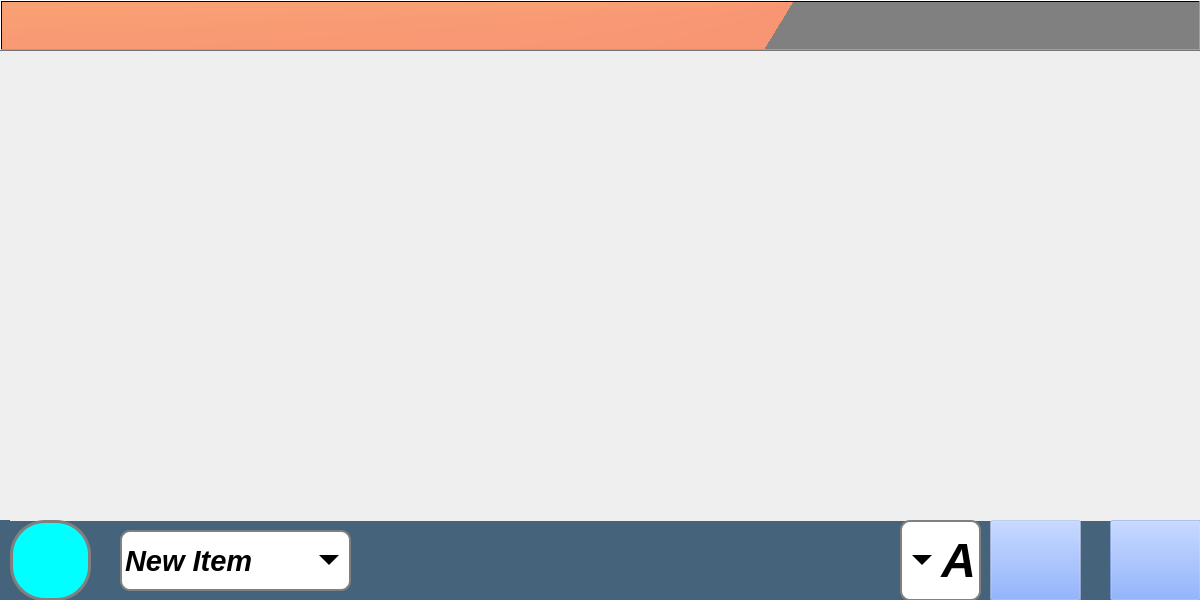
The window that mainwindow.ui (ATG-cmd/ATG-VA) describes before a commit, drawn with Qt 5.
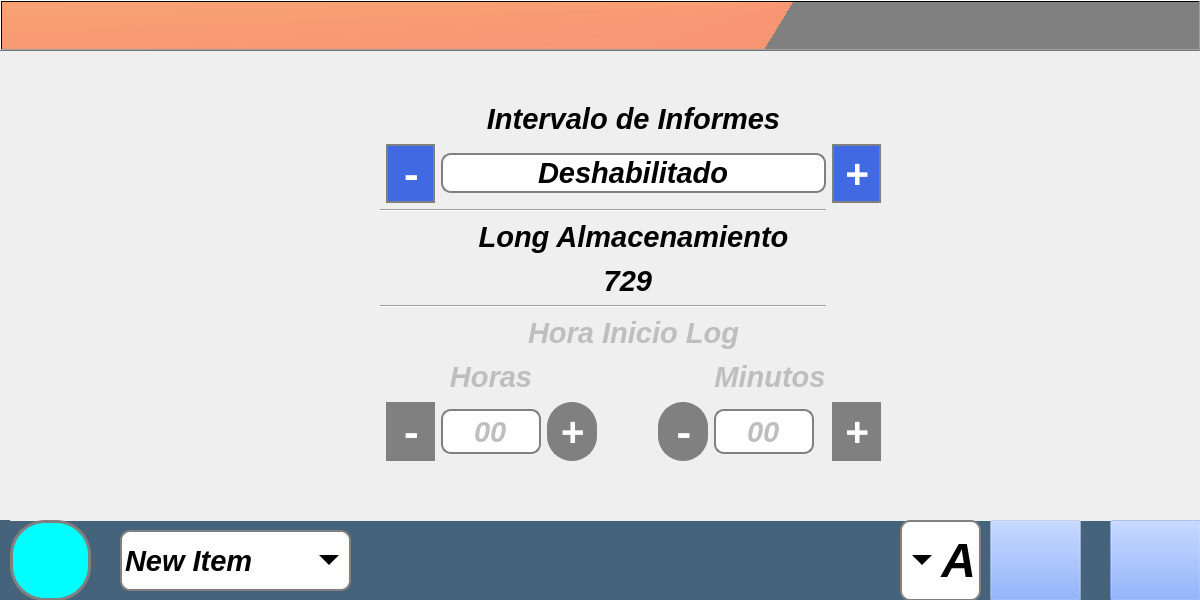
The same window after the commit. The open tabs and pages were chosen to show the change. Icons and pictures are not drawn.

Commit message: Config Inv

The edit to the form file:
```diff
--- a/mainwindow.ui
+++ b/mainwindow.ui
@@ -5102,7 +5102,492 @@
       </property>
      </widget>
     </widget>
-    <widget class="QWidget" name="InventarioConfig"/>
+    <widget class="QWidget" name="InventarioConfig">
+     <widget class="QWidget" name="gridLayoutWidget_5">
+      <property name="geometry">
+       <rect>
+        <x>370</x>
+        <y>50</y>
+        <width>501</width>
+        <height>361</height>
+       </rect>
+      </property>
+      <layout class="QGridLayout" name="gridLayout_10">
+       <property name="horizontalSpacing">
+        <number>6</number>
+       </property>
+       <item row="8" column="5">
+        <spacer name="horizontalSpacer_3">
+         <property name="orientation">
+          <enum>Qt::Horizontal</enum>
+         </property>
+         <property name="sizeHint" stdset="0">
+          <size>
+           <width>40</width>
+           <height>20</height>
+          </size>
+         </property>
+        </spacer>
+       </item>
+       <item row="9" column="1">
+        <widget class="QPushButton" name="Btn_D_menosH">
+         <property name="enabled">
+          <bool>false</bool>
+         </property>
+         <property name="font">
+          <font>
+           <family>Noto Sans Mahajani</family>
+           <pointsize>30</pointsize>
+           <weight>75</weight>
+           <italic>false</italic>
+           <bold>true</bold>
+          </font>
+         </property>
+         <property name="styleSheet">
+          <string notr="true">QPushButton{
+	color:white;	
+	border-radius: 25px;
+	border: 2px solid  gray ;
+	background: gray;
+	margin: 0px 0 0px 0;   
+}</string>
+         </property>
+         <property name="text">
+          <string>-</string>
+         </property>
+        </widget>
+       </item>
+       <item row="6" column="0" colspan="7">
+        <widget class="Line" name="line_38">
+         <property name="orientation">
+          <enum>Qt::Horizontal</enum>
+         </property>
+        </widget>
+       </item>
+       <item row="8" column="2">
+        <widget class="QLabel" name="Lab_Horas">
+         <property name="enabled">
+          <bool>false</bool>
+         </property>
+         <property name="font">
+          <font>
+           <pointsize>22</pointsize>
+           <weight>75</weight>
+           <italic>true</italic>
+           <bold>true</bold>
+          </font>
+         </property>
+         <property name="text">
+          <string>Horas</string>
+         </property>
+         <property name="alignment">
+          <set>Qt::AlignCenter</set>
+         </property>
+        </widget>
+       </item>
+       <item row="3" column="0" colspan="7">
+        <widget class="Line" name="line_29">
+         <property name="orientation">
+          <enum>Qt::Horizontal</enum>
+         </property>
+        </widget>
+       </item>
+       <item row="2" column="1">
+        <widget class="QPushButton" name="Btn_IntervaloMenos">
+         <property name="font">
+          <font>
+           <family>Noto Sans Mahajani</family>
+           <pointsize>30</pointsize>
+           <weight>75</weight>
+           <italic>false</italic>
+           <bold>true</bold>
+          </font>
+         </property>
+         <property name="styleSheet">
+          <string notr="true">QPushButton{
+	color:white;	
+	border-radius: 25px;
+	border: 2px solid  gray ;
+	background: royalblue;
+	margin: 0px 0 0px 0;   
+}</string>
+         </property>
+         <property name="text">
+          <string>-</string>
+         </property>
+        </widget>
+       </item>
+       <item row="8" column="6">
+        <widget class="QLabel" name="Lab_Minutos">
+         <property name="enabled">
+          <bool>false</bool>
+         </property>
+         <property name="font">
+          <font>
+           <pointsize>22</pointsize>
+           <weight>75</weight>
+           <italic>true</italic>
+           <bold>true</bold>
+          </font>
+         </property>
+         <property name="text">
+          <string>Minutos</string>
+         </property>
+         <property name="alignment">
+          <set>Qt::AlignCenter</set>
+         </property>
+        </widget>
+       </item>
+       <item row="9" column="7">
+        <widget class="QPushButton" name="Btn_H_masM">
+         <property name="enabled">
+          <bool>false</bool>
+         </property>
+         <property name="font">
+          <font>
+           <family>Noto Sans Mahajani</family>
+           <pointsize>30</pointsize>
+           <weight>75</weight>
+           <italic>false</italic>
+           <bold>true</bold>
+          </font>
+         </property>
+         <property name="styleSheet">
+          <string notr="true">QPushButton{
+	color:white;	
+	border-radius: 25px;
+	border: 2px solid  gray ;
+	background: gray;
+	margin: 0px 0 0px 0;   
+}</string>
+         </property>
+         <property name="text">
+          <string>+</string>
+         </property>
+        </widget>
+       </item>
+       <item row="9" column="5">
+        <widget class="QPushButton" name="Btn_H_menosM">
+         <property name="enabled">
+          <bool>false</bool>
+         </property>
+         <property name="font">
+          <font>
+           <family>Noto Sans Mahajani</family>
+           <pointsize>30</pointsize>
+           <weight>75</weight>
+           <italic>false</italic>
+           <bold>true</bold>
+          </font>
+         </property>
+         <property name="styleSheet">
+          <string notr="true">QPushButton{
+	color:white;	
+	border-radius: 25px;
+	border: 2px solid  gray ;
+	background: gray;
+	margin: 0px 0 0px 0;   
+}</string>
+         </property>
+         <property name="text">
+          <string>-</string>
+         </property>
+        </widget>
+       </item>
+       <item row="9" column="2">
+        <widget class="QLineEdit" name="Line_HoraLog">
+         <property name="enabled">
+          <bool>false</bool>
+         </property>
+         <property name="minimumSize">
+          <size>
+           <width>0</width>
+           <height>45</height>
+          </size>
+         </property>
+         <property name="maximumSize">
+          <size>
+           <width>100</width>
+           <height>16777215</height>
+          </size>
+         </property>
+         <property name="font">
+          <font>
+           <pointsize>22</pointsize>
+           <weight>75</weight>
+           <italic>true</italic>
+           <bold>true</bold>
+          </font>
+         </property>
+         <property name="text">
+          <string>00</string>
+         </property>
+         <property name="alignment">
+          <set>Qt::AlignCenter</set>
+         </property>
+         <property name="readOnly">
+          <bool>true</bool>
+         </property>
+        </widget>
+       </item>
+       <item row="9" column="6">
+        <widget class="QLineEdit" name="Line_H_minutos">
+         <property name="enabled">
+          <bool>false</bool>
+         </property>
+         <property name="minimumSize">
+          <size>
+           <width>0</width>
+           <height>45</height>
+          </size>
+         </property>
+         <property name="maximumSize">
+          <size>
+           <width>100</width>
+           <height>16777215</height>
+          </size>
+         </property>
+         <property name="font">
+          <font>
+           <pointsize>22</pointsize>
+           <weight>75</weight>
+           <italic>true</italic>
+           <bold>true</bold>
+          </font>
+         </property>
+         <property name="text">
+          <string>00</string>
+         </property>
+         <property name="alignment">
+          <set>Qt::AlignCenter</set>
+         </property>
+         <property name="readOnly">
+          <bool>true</bool>
+         </property>
+        </widget>
+       </item>
+       <item row="2" column="7">
+        <widget class="QPushButton" name="BtnMasIntervalo">
+         <property name="font">
+          <font>
+           <family>Noto Sans Mahajani</family>
+           <pointsize>30</pointsize>
+           <weight>75</weight>
+           <italic>false</italic>
+           <bold>true</bold>
+          </font>
+         </property>
+         <property name="styleSheet">
+          <string notr="true">QPushButton{
+	color:white;	
+	border-radius: 25px;
+	border: 2px solid  gray ;
+	background: royalblue;
+	margin: 0px 0 0px 0;   
+}</string>
+         </property>
+         <property name="text">
+          <string>+</string>
+         </property>
+        </widget>
+       </item>
+       <item row="9" column="3">
+        <widget class="QPushButton" name="Btn_D_masH">
+         <property name="enabled">
+          <bool>false</bool>
+         </property>
+         <property name="font">
+          <font>
+           <family>Noto Sans Mahajani</family>
+           <pointsize>30</pointsize>
+           <weight>75</weight>
+           <italic>false</italic>
+           <bold>true</bold>
+          </font>
+         </property>
+         <property name="styleSheet">
+          <string notr="true">QPushButton{
+	color:white;	
+	border-radius: 25px;
+	border: 2px solid  gray ;
+	background: gray;
+	margin: 0px 0 0px 0;   
+}</string>
+         </property>
+         <property name="text">
+          <string>+</string>
+         </property>
+        </widget>
+       </item>
+       <item row="8" column="1">
+        <spacer name="horizontalSpacer">
+         <property name="orientation">
+          <enum>Qt::Horizontal</enum>
+         </property>
+         <property name="sizeHint" stdset="0">
+          <size>
+           <width>40</width>
+           <height>20</height>
+          </size>
+         </property>
+        </spacer>
+       </item>
+       <item row="8" column="7">
+        <spacer name="horizontalSpacer_4">
+         <property name="orientation">
+          <enum>Qt::Horizontal</enum>
+         </property>
+         <property name="sizeHint" stdset="0">
+          <size>
+           <width>40</width>
+           <height>20</height>
+          </size>
+         </property>
+        </spacer>
+       </item>
+       <item row="1" column="2" colspan="5">
+        <widget class="QLabel" name="label_9">
+         <property name="maximumSize">
+          <size>
+           <width>16777215</width>
+           <height>16777215</height>
+          </size>
+         </property>
+         <property name="font">
+          <font>
+           <pointsize>22</pointsize>
+           <weight>75</weight>
+           <italic>true</italic>
+           <bold>true</bold>
+          </font>
+         </property>
+         <property name="text">
+          <string>Intervalo de Informes</string>
+         </property>
+         <property name="alignment">
+          <set>Qt::AlignCenter</set>
+         </property>
+        </widget>
+       </item>
+       <item row="4" column="2" colspan="5">
+        <widget class="QLabel" name="label_34">
+         <property name="font">
+          <font>
+           <pointsize>22</pointsize>
+           <weight>75</weight>
+           <italic>true</italic>
+           <bold>true</bold>
+          </font>
+         </property>
+         <property name="text">
+          <string>Long Almacenamiento</string>
+         </property>
+         <property name="alignment">
+          <set>Qt::AlignCenter</set>
+         </property>
+        </widget>
+       </item>
+       <item row="7" column="2" colspan="5">
+        <widget class="QLabel" name="Lab_HoraInicio">
+         <property name="enabled">
+          <bool>false</bool>
+         </property>
+         <property name="font">
+          <font>
+           <pointsize>22</pointsize>
+           <weight>75</weight>
+           <italic>true</italic>
+           <bold>true</bold>
+          </font>
+         </property>
+         <property name="text">
+          <string>Hora Inicio Log</string>
+         </property>
+         <property name="alignment">
+          <set>Qt::AlignCenter</set>
+         </property>
+        </widget>
+       </item>
+       <item row="8" column="3">
+        <spacer name="horizontalSpacer_2">
+         <property name="orientation">
+          <enum>Qt::Horizontal</enum>
+         </property>
+         <property name="sizeHint" stdset="0">
+          <size>
+           <width>40</width>
+           <height>20</height>
+          </size>
+         </property>
+        </spacer>
+       </item>
+       <item row="9" column="4">
+        <spacer name="horizontalSpacer_5">
+         <property name="orientation">
+          <enum>Qt::Horizontal</enum>
+         </property>
+         <property name="sizeHint" stdset="0">
+          <size>
+           <width>40</width>
+           <height>20</height>
+          </size>
+         </property>
+        </spacer>
+       </item>
+       <item row="5" column="4">
+        <widget class="QLabel" name="label_38">
+         <property name="font">
+          <font>
+           <pointsize>22</pointsize>
+           <weight>75</weight>
+           <italic>true</italic>
+           <bold>true</bold>
+          </font>
+         </property>
+         <property name="layoutDirection">
+          <enum>Qt::LeftToRight</enum>
+         </property>
+         <property name="text">
+          <string>729</string>
+         </property>
+         <property name="alignment">
+          <set>Qt::AlignRight|Qt::AlignTrailing|Qt::AlignVCenter</set>
+         </property>
+        </widget>
+       </item>
+       <item row="2" column="2" colspan="5">
+        <widget class="QLineEdit" name="Line_Intervalo">
+         <property name="enabled">
+          <bool>false</bool>
+         </property>
+         <property name="font">
+          <font>
+           <pointsize>22</pointsize>
+           <weight>75</weight>
+           <italic>true</italic>
+           <bold>true</bold>
+          </font>
+         </property>
+         <property name="cursor">
+          <cursorShape>ArrowCursor</cursorShape>
+         </property>
+         <property name="mouseTracking">
+          <bool>true</bool>
+         </property>
+         <property name="styleSheet">
+          <string notr="true">Color:black;</string>
+         </property>
+         <property name="text">
+          <string>Deshabilitado</string>
+         </property>
+         <property name="alignment">
+          <set>Qt::AlignCenter</set>
+         </property>
+        </widget>
+       </item>
+      </layout>
+     </widget>
+    </widget>
     <widget class="QWidget" name="page"/>
    </widget>
    <widget class="QLabel" name="Lab_Titulo">
```
Left out of the diff: 26 changed lines with no effect on the pictures. The commit also changes 2 other files.
